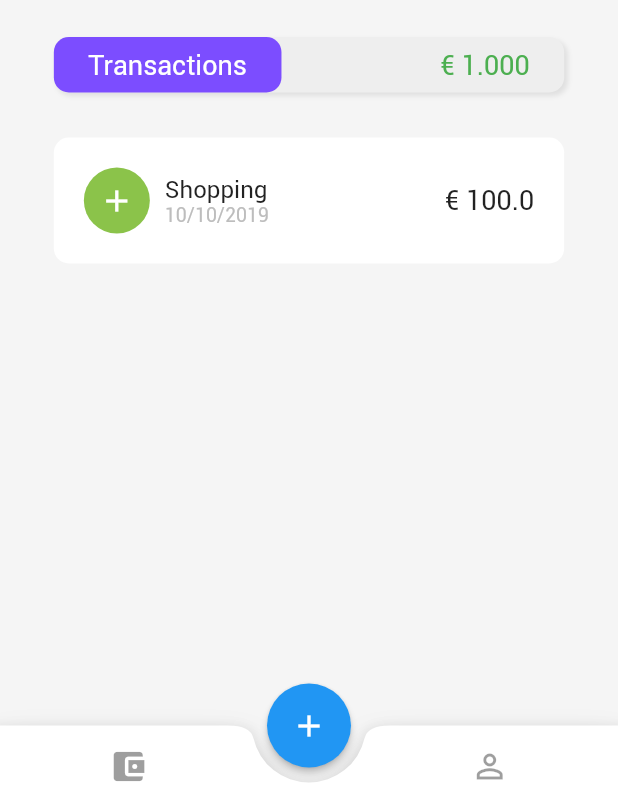
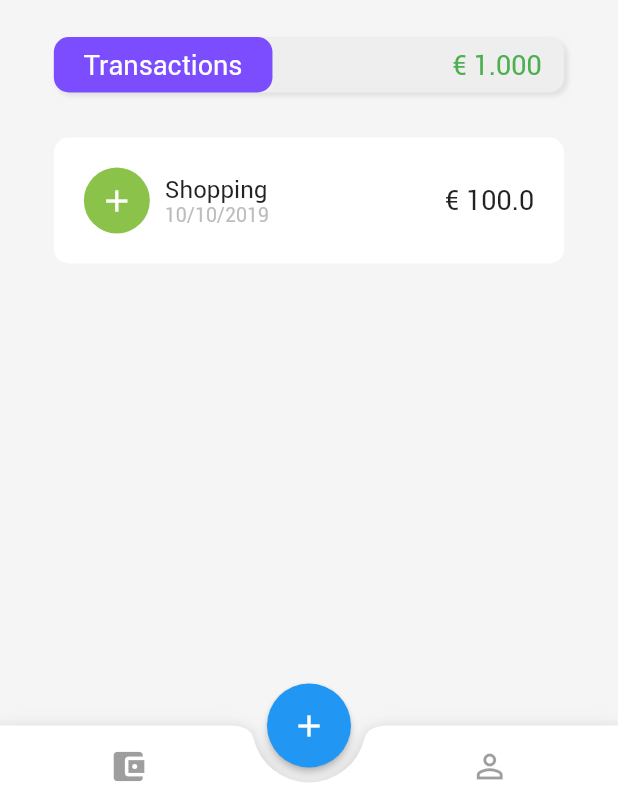
Before and after one commit to feMoraes0/wallet-app, a Flutter app: the screen it shows after launch, on a phone screen of 412 x 824 dp, the part 428-1236 px from its top. Run offline on Flutter 3.47's test engine with Material 2 defaults, Android fonts, the phone set to English and light mode, and no system bars.

Commit message:
Fixed bug to 'small screen'

```diff
--- a/lib/app/wallet/page_card.dart
+++ b/lib/app/wallet/page_card.dart
@@ -40,7 +40,7 @@ class PageCard extends StatelessWidget {
                   mainAxisAlignment: MainAxisAlignment.spaceBetween,
                   children: <Widget>[
                     Container(
-                      padding: EdgeInsets.symmetric(horizontal: 23.0, vertical: 8.0),
+                      padding: EdgeInsets.symmetric(horizontal: 20.0, vertical: 8.0),
                       decoration: BoxDecoration(color: Colors.deepPurpleAccent, borderRadius: BorderRadius.circular(10.0)),
                       child: Text(
                         "Transactions",
@@ -48,7 +48,7 @@ class PageCard extends StatelessWidget {
                       ),
                     ),
                     Container(
-                      padding: EdgeInsets.symmetric(horizontal: 23.0, vertical: 8.0),
+                      padding: EdgeInsets.fromLTRB(0.0, 8.0, 15.0, 8.0),
                       child: Text(
                         "€ 1.000",
                         style: TextStyle(fontSize: 18.0, color: Colors.green),
--- a/lib/main.dart
+++ b/lib/main.dart
@@ -12,6 +12,7 @@ class MyApp extends StatelessWidget {
         fontFamily: "Roboto",
       ),
       home: App(),
+      debugShowCheckedModeBanner: false,
     );
   }
 }
```
